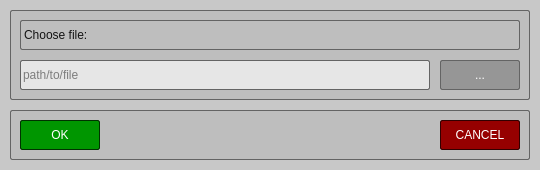
Qt form src/Forms/ChooseFileWindow.ui (psv-git/BDOLang) before a commit.
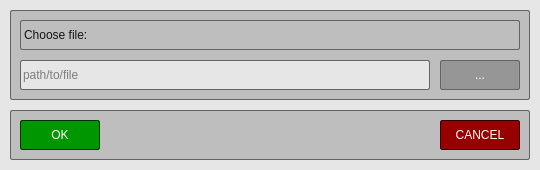
The same form after that commit.

The edit to the form file:
```diff
--- a/src/Forms/ChooseFileWindow.ui
+++ b/src/Forms/ChooseFileWindow.ui
@@ -30,7 +30,7 @@
   </property>
   <property name="styleSheet">
    <string notr="true">QWidget {
-	background-color: rgb(200, 200, 200);
+	background-color: rgb(230, 230, 230);
 }
 </string>
   </property>
```
